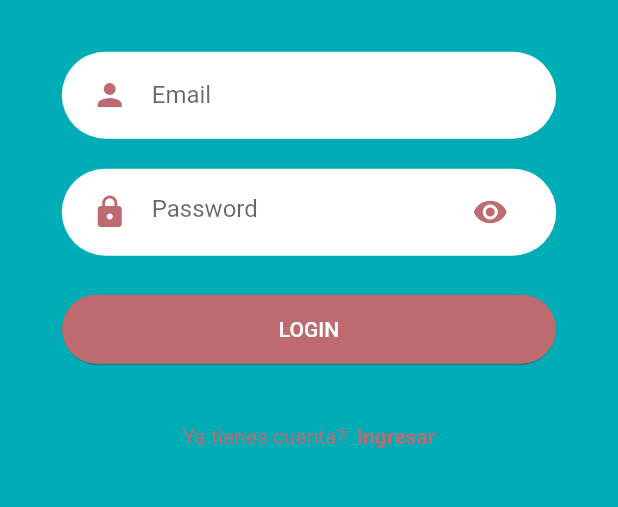
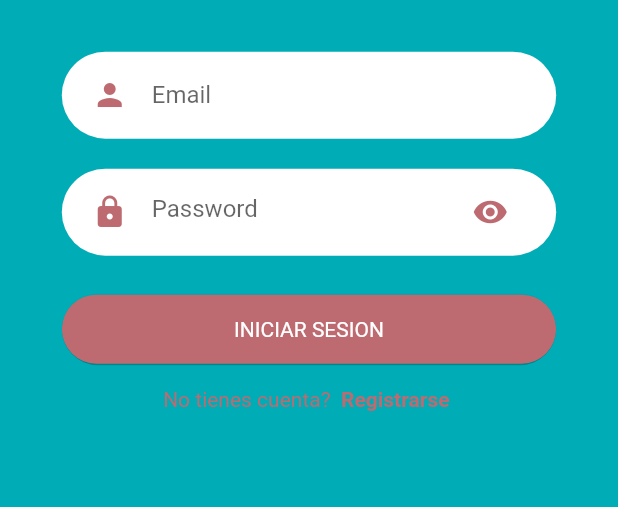
Before and after one commit to l0rdm3ng/FLETEXX, a Flutter app: the screen it shows after launch, after a tap on "INICIAR SESION", on a phone screen of 412 x 824 dp, the part 531-1038 px from its top. Run offline on Flutter 3.47's test engine with Material 2 defaults, Android fonts, the phone set to English and light mode, and no system bars; our stand-ins replace firebase_auth, firebase_core, google_sign_in; accounts and stored records are empty.

Commit message:
se cambio la pantalla de registro

```diff
--- a/lib/Screens/Login/components/body.dart
+++ b/lib/Screens/Login/components/body.dart
@@ -45,10 +45,9 @@ class Body extends StatelessWidget {
               onChanged: (value) {}, key: null,
             ),
             RoundedButton(
-              text: "LOGIN",
+              text: "INICIAR SESION",
               press: () {}, key: null, style: null,
             ),
-            SizedBox(height: size.height * 0.03),
             AlreadyHaveAnAccountCheck(
               press: () {
                 Navigator.push(
--- a/lib/components/already_have_an_account_acheck.dart
+++ b/lib/components/already_have_an_account_acheck.dart
@@ -16,13 +16,13 @@ class AlreadyHaveAnAccountCheck extends StatelessWidget {
       mainAxisAlignment: MainAxisAlignment.center,
       children: <Widget>[
         Text(
-          login ? "Ya tienes cuenta? " : "Ya tienes cuenta? ",
+          login ? "No tienes cuenta? " : "Ya tienes cuenta? ",
           style: const TextStyle(color: kPrimaryColor),
         ),
         GestureDetector(
           onTap: press,
           child: Text(
-            login ? " Ingresar" : " Ingresar",
+            login ? " Registrarse " : " Ingresar",
             style: const TextStyle(
               color: kPrimaryColor,
               fontWeight: FontWeight.bold,
--- a/lib/components/rounded_button.dart
+++ b/lib/components/rounded_button.dart
@@ -42,7 +42,7 @@ class RoundedButton extends StatelessWidget {
           primary: color,
           padding: const EdgeInsets.symmetric(horizontal: 12, vertical: 15),
           textStyle: TextStyle(
-              color: textColor, fontSize: 14, fontWeight: FontWeight.w500)),
+              color: textColor, fontSize: 14,)),
     );
   }
 }
--- a/lib/components/rounded_button_google.dart
+++ b/lib/components/rounded_button_google.dart
@@ -1,5 +1,4 @@
 import 'package:flutter/material.dart';
-import 'package:font_awesome_flutter/font_awesome_flutter.dart';
 
 class RoundedButtonG extends StatelessWidget {
   final String text;
```
Also changed, not shown: lib/Screens/Register/components/body.dart (+10 -0 lines).
